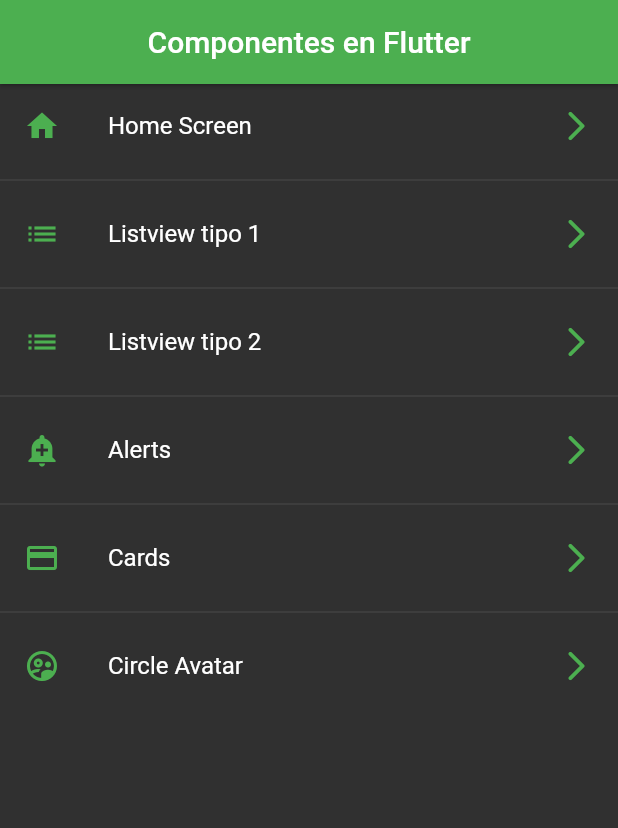
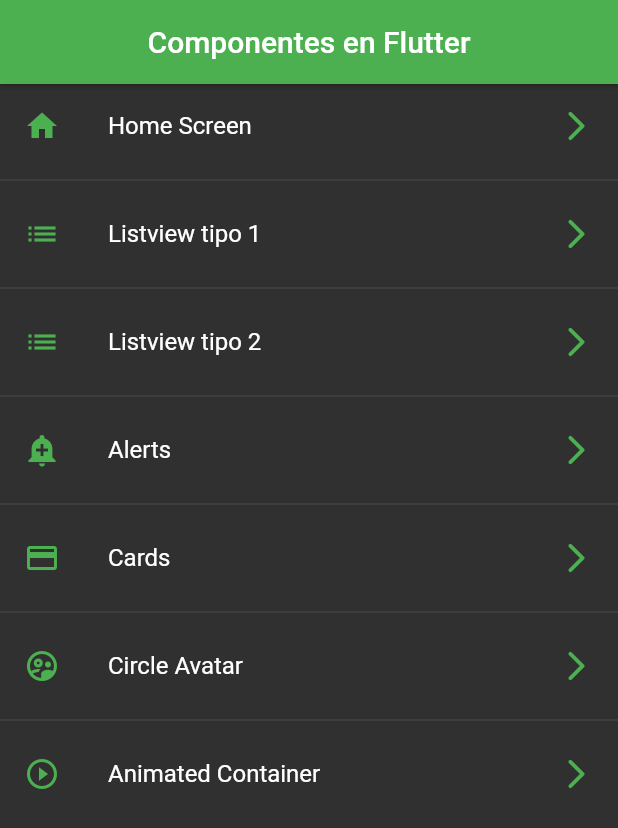
Before and after one commit to cabrerojas/fl_components, a Flutter app: the screen it shows after launch, on a phone screen of 412 x 824 dp. Shown: the top 828 px of the screen. Run offline on Flutter 3.47's test engine with Material 2 defaults, Android fonts, the phone set to English and light mode, and no system bars.

Commit message:
aniamted container

```diff
--- a/lib/router/app_routes.dart
+++ b/lib/router/app_routes.dart
@@ -37,6 +37,11 @@ class AppRoutes {
         name: 'Circle Avatar',
         screen: const AvatarScreen(),
         icon: Icons.supervised_user_circle_outlined),
+    MenuOptions(
+        route: '/animated',
+        name: 'Animated Container',
+        screen: const AnimatedScreen(),
+        icon: Icons.play_circle_outline_outlined),
   ];
 
   static Map<String, Widget Function(BuildContext)> getAppRoutes() {
--- a/lib/screens/screens.dart
+++ b/lib/screens/screens.dart
@@ -1,4 +1,5 @@
 export 'package:fl_components/screens/alert_screen.dart';
+export 'package:fl_components/screens/animated_screen.dart';
 export 'package:fl_components/screens/avatar_screen.dart';
 export 'package:fl_components/screens/card_screen.dart';
 export 'package:fl_components/screens/home_screen.dart';
```
Also changed, not shown: lib/screens/animated_screen.dart (added, +52 -0 lines).
